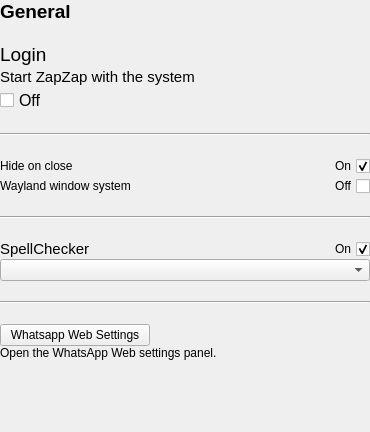
The window that zapzap/view/ui/general_page.ui (jmbatistav/zapzap) describes before a commit, drawn with Qt 5.
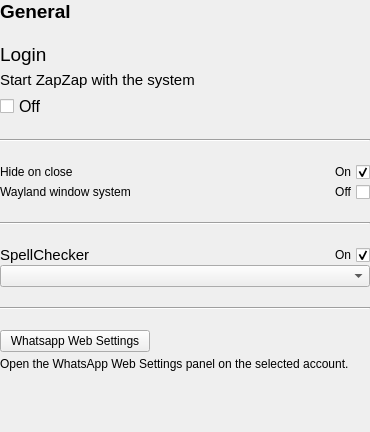
The same window after the commit.

Commit message: :lipstick: feat: Settings

```diff
--- a/zapzap/view/ui/general_page.ui
+++ b/zapzap/view/ui/general_page.ui
@@ -99,7 +99,7 @@
        <item>
         <layout class="QVBoxLayout" name="verticalLayout">
          <property name="spacing">
-          <number>2</number>
+          <number>5</number>
          </property>
          <item>
           <widget class="QLabel" name="label_2">
@@ -264,7 +264,7 @@
        <item>
         <layout class="QVBoxLayout" name="verticalLayout_3">
          <property name="spacing">
-          <number>0</number>
+          <number>5</number>
          </property>
          <item>
           <widget class="QPushButton" name="btnOpenSWhatsapp">
@@ -288,7 +288,7 @@
          <item>
           <widget class="QLabel" name="label_5">
            <property name="text">
-            <string>Open the WhatsApp Web settings panel.</string>
+            <string>Open the WhatsApp Web Settings panel on the selected account.</string>
            </property>
            <property name="textFormat">
             <enum>Qt::AutoText</enum>
```
The commit also changes 13 other files.
